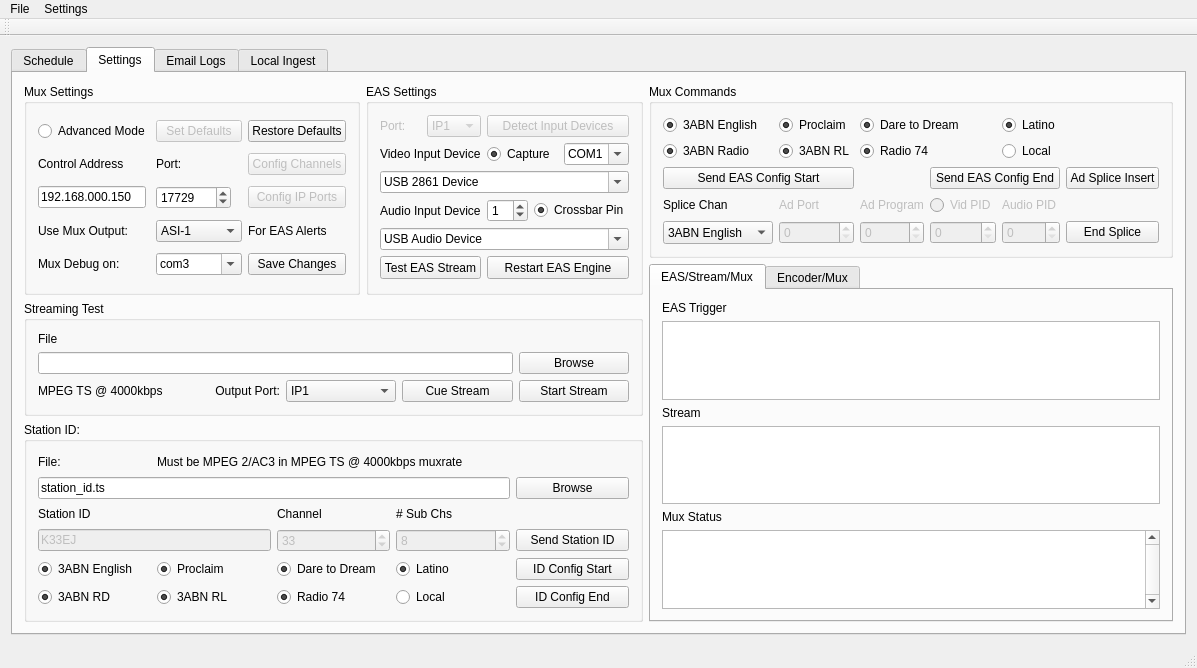
The window that Source/mainwindow.ui (dedicatedbroadcastsolutions/TvARP) describes before a commit, drawn with Qt 5.
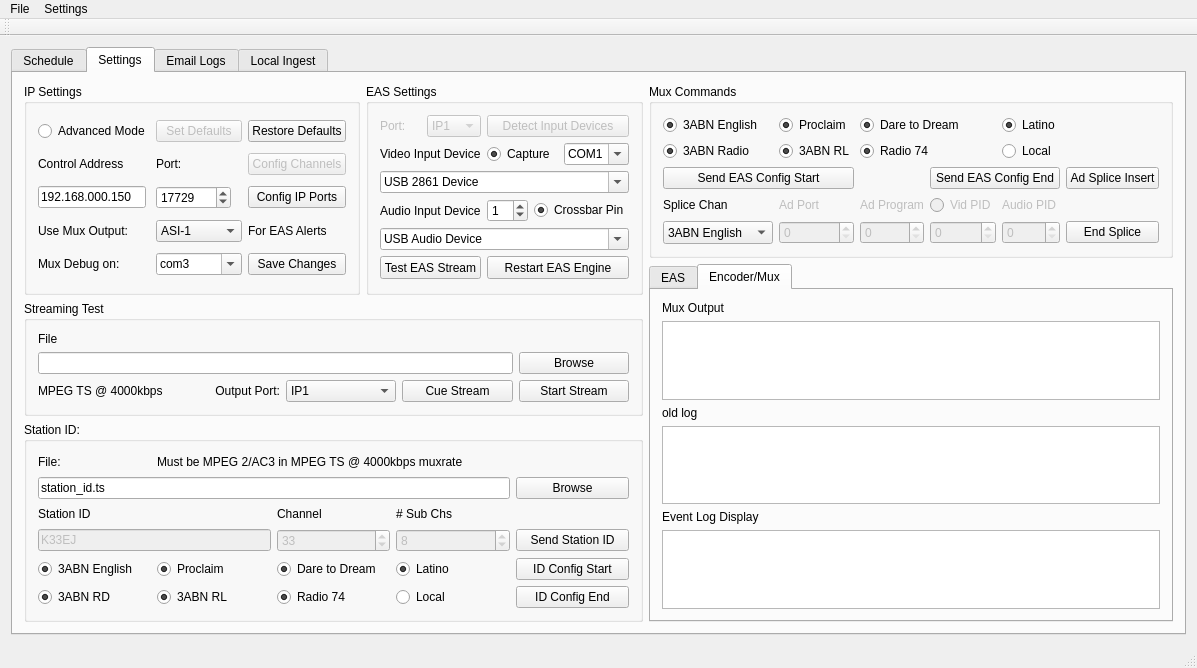
The same window after the commit. The open tabs and pages were chosen to show the change. Icons and pictures are not drawn.

Diff of the .ui file:
```diff
--- a/Source/mainwindow.ui
+++ b/Source/mainwindow.ui
@@ -46,18 +46,7 @@
        <attribute name="title">
         <string>Schedule</string>
        </attribute>
-       <layout class="QGridLayout" name="gridLayout">
-        <item row="1" column="0">
-         <widget class="QTextEdit" name="event_log_display"/>
-        </item>
-        <item row="0" column="0">
-         <widget class="QLabel" name="label_20">
-          <property name="text">
-           <string>Event Log</string>
-          </property>
-         </widget>
-        </item>
-       </layout>
+       <layout class="QGridLayout" name="gridLayout"/>
       </widget>
       <widget class="QWidget" name="tab_3">
        <attribute name="title">
@@ -67,7 +56,7 @@
         <item row="0" column="0" rowspan="2">
          <widget class="QGroupBox" name="groupBox_5">
           <property name="title">
-           <string>Mux Settings</string>
+           <string>IP Settings</string>
           </property>
           <layout class="QGridLayout" name="gridLayout_7">
            <item row="4" column="2">
@@ -264,7 +253,7 @@
            <item row="3" column="3">
             <widget class="QPushButton" name="pushButton_3">
              <property name="enabled">
-              <bool>false</bool>
+              <bool>true</bool>
              </property>
              <property name="minimumSize">
               <size>
@@ -1265,7 +1254,7 @@
          </widget>
         </item>
         <item row="1" column="2" rowspan="3">
-         <widget class="QTabWidget" name="tabWidget">
+         <widget class="QTabWidget" name="tabWidget_2">
           <property name="sizePolicy">
            <sizepolicy hsizetype="Preferred" vsizetype="Expanding">
             <horstretch>0</horstretch>
@@ -1277,18 +1266,18 @@
           </property>
           <widget class="QWidget" name="tabWidgetPage1">
            <attribute name="title">
-            <string>EAS/Stream/Mux</string>
+            <string>EAS</string>
            </attribute>
            <layout class="QVBoxLayout" name="verticalLayout_4">
             <item>
              <widget class="QLabel" name="label_46">
               <property name="text">
-               <string>EAS Trigger</string>
+               <string>Encoder</string>
               </property>
              </widget>
             </item>
             <item>
-             <widget class="QTextBrowser" name="eas_detect">
+             <widget class="QTextBrowser" name="encoder_display">
               <property name="sizePolicy">
                <sizepolicy hsizetype="MinimumExpanding" vsizetype="MinimumExpanding">
                 <horstretch>0</horstretch>
@@ -1415,17 +1404,27 @@
             <item>
              <widget class="QLabel" name="label">
               <property name="text">
-               <string>Encoder Output</string>
+               <string>old log</string>
               </property>
              </widget>
             </item>
             <item>
-             <widget class="QTextBrowser" name="encoder_display">
+             <widget class="QTextBrowser" name="eas_detect">
               <property name="enabled">
                <bool>true</bool>
               </property>
              </widget>
             </item>
+            <item>
+             <widget class="QLabel" name="label_44">
+              <property name="text">
+               <string>Event Log Display</string>
+              </property>
+             </widget>
+            </item>
+            <item>
+             <widget class="QTextEdit" name="event_log_display"/>
+            </item>
            </layout>
           </widget>
          </widget>
```
Left out of the diff: 6 changed lines with no effect on the pictures.
